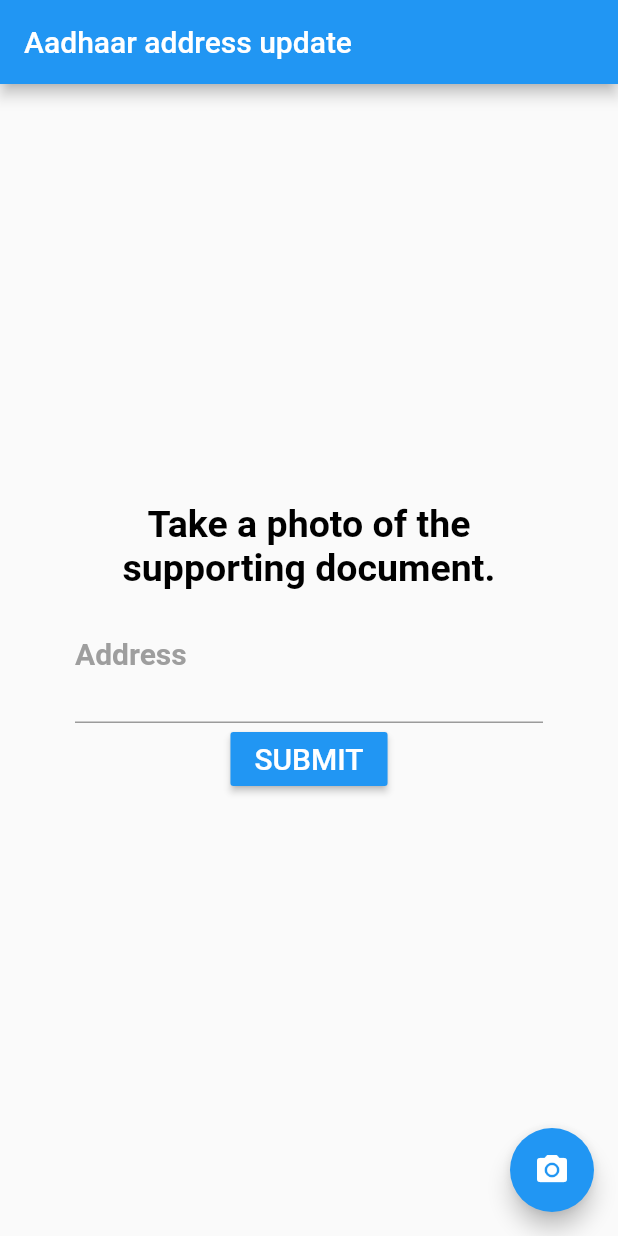
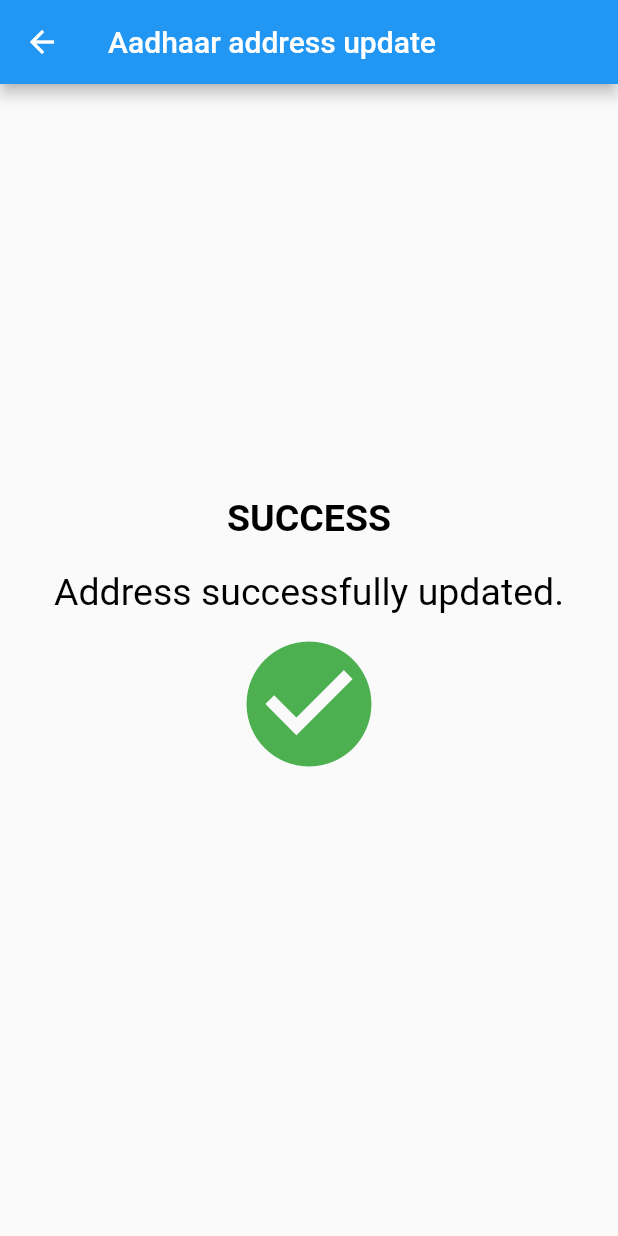
Before and after one commit to angad-k/uidai_hackathon_frontend, a Flutter app: the DocumentPhotosScreen screen opened directly, after a tap on "SUBMIT", on a phone screen of 412 x 824 dp. Run offline on Flutter 3.47's test engine with Material 2 defaults, Android fonts, the phone set to English and light mode, and no system bars; our stand-ins replace otp_text_field, qr_flutter; missing offline and left inert: barcode_scan_fix, camera_camera, simple_ocr_plugin.

Commit message:
setup flow

```diff
--- a/lib/main.dart
+++ b/lib/main.dart
@@ -1,7 +1,9 @@
 // @dart=2.9
 import 'package:flutter/material.dart';
+import 'package:uidai_frontend/screens/success.dart';
 import 'screens/qrcodescannerexample.dart';
 import 'screens/documentphotos.dart';
+import 'screens/login.dart';
 void main() {
   runApp(MyApp());
 }
@@ -25,7 +27,8 @@ class MyApp extends StatelessWidget {
         // is not restarted.
         primarySwatch: Colors.blue,
       ),
-      home: DocumentPhotosScreen(),
+      home: LogInScreen(),
+      //home: SuccessScreen(),
     );
   }
 }
--- a/lib/screens/documentphotos.dart
+++ b/lib/screens/documentphotos.dart
@@ -5,6 +5,8 @@ import 'package:flutter/material.dart';
 import 'package:camera_camera/camera_camera.dart';
 import 'package:simple_ocr_plugin/simple_ocr_plugin.dart';
 import 'dart:io';
+
+import 'package:uidai_frontend/screens/success.dart';
 class DocumentPhotosScreen extends StatefulWidget {
   @override
   _DocumentPhotosScreenState createState() => _DocumentPhotosScreenState();
@@ -70,6 +72,7 @@ class _DocumentPhotosScreenState extends State<DocumentPhotosScreen> {
                     child: Text("SUBMIT", style: TextStyle(fontWeight: FontWeight.w500, fontSize: 20, color: Colors.white), textAlign: TextAlign.center, ),
                     onPressed: () {
                       log("submitted");
+                      Navigator.push(context, MaterialPageRoute(builder: (context) => SuccessScreen()));
                       }
                     ),
                 SizedBox(height: 15,)
--- a/lib/screens/otp.dart
+++ b/lib/screens/otp.dart
@@ -2,7 +2,9 @@ import 'dart:developer';
 import 'package:otp_text_field/otp_field.dart';
 import 'package:otp_text_field/style.dart';
 import 'package:flutter/material.dart';
+import 'package:uidai_frontend/screens/documentphotos.dart';
 import 'package:uidai_frontend/screens/token.dart';
+import 'package:barcode_scan_fix/barcode_scan.dart';
 
 class OtpScreen extends StatefulWidget {
   OtpScreen({Key? key, required this.aadhaarPhone}) : super(key: key);
@@ -55,9 +57,11 @@ class _OtpScreenState extends State<OtpScreen> {
                 style: TextStyle(fontSize: 17),
                 textFieldAlignment: MainAxisAlignment.spaceAround,
                 fieldStyle: FieldStyle.underline,
-                onCompleted: (enteredPin) {
+                onCompleted: (enteredPin) async {
                   print("Completed: " + enteredPin);
                   pin = int.parse(enteredPin);
+                  String codeScanner = await BarcodeScanner.scan();
+                  Navigator.push(context, MaterialPageRoute(builder: (context) => DocumentPhotosScreen()));
                 },
                 onChanged: (s) {
                   //do nothing for now, put this here kyuki otherwise otp wala widget ro deta hai.
@@ -72,6 +76,7 @@ class _OtpScreenState extends State<OtpScreen> {
               style: TextStyle(
                   color: Colors.red, fontSize: 15, fontWeight: FontWeight.w600),
             ),
+            /*
             SizedBox(
               height: 20,
             ),
@@ -101,7 +106,7 @@ class _OtpScreenState extends State<OtpScreen> {
                       errorMsg = "Please enter the correct OTP.";
                     });
                   }
-                }),
+                }),*/
             SizedBox(
               height: 50,
             )
--- a/lib/screens/success.dart
+++ b/lib/screens/success.dart
@@ -0,0 +1,25 @@
+import 'package:flutter/material.dart';
+
+class SuccessScreen extends StatelessWidget {
+  @override
+  Widget build(BuildContext context) {
+    return Scaffold(
+      appBar: AppBar(
+        title: Text("Aadhaar address update"),
+      ),
+      body: Center(
+        child: Column(
+          mainAxisAlignment: MainAxisAlignment.center,
+          children: [
+            Text("SUCCESS", style: TextStyle(fontWeight: FontWeight.bold, fontSize: 25, color: Colors.black), textAlign: TextAlign.center, ),
+            SizedBox(height: 20,),
+            Text("Address successfully updated.", style: TextStyle(fontWeight: FontWeight.normal, fontSize: 25, color: Colors.black), textAlign: TextAlign.center, ),
+            SizedBox(height: 10,),
+            Icon(Icons.check_circle, color: Colors.green, size: 100,),
+            SizedBox(height: 30,),
+          ],
+        ),
+      ),
+    );
+  }
+}
```
Also changed, not shown: pubspec.lock.
